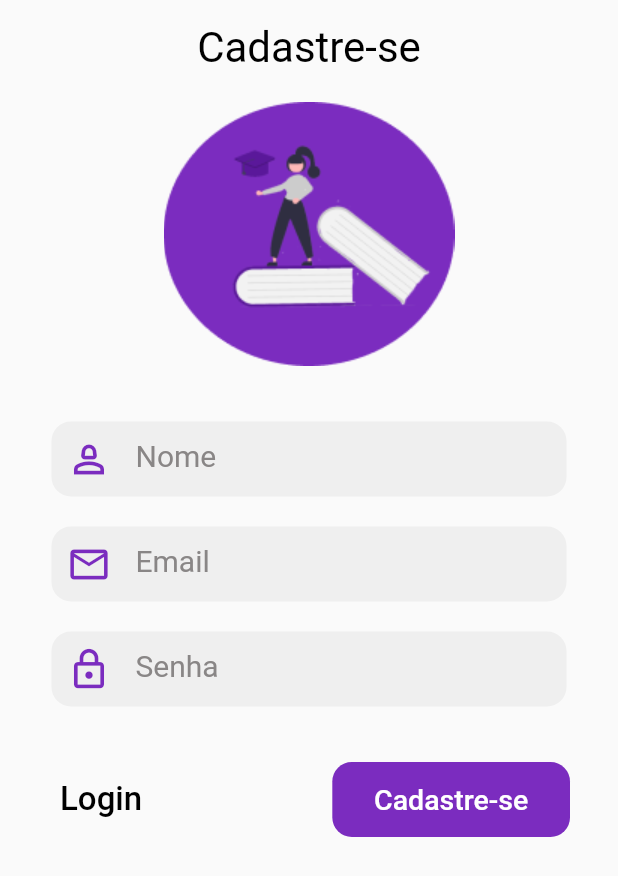
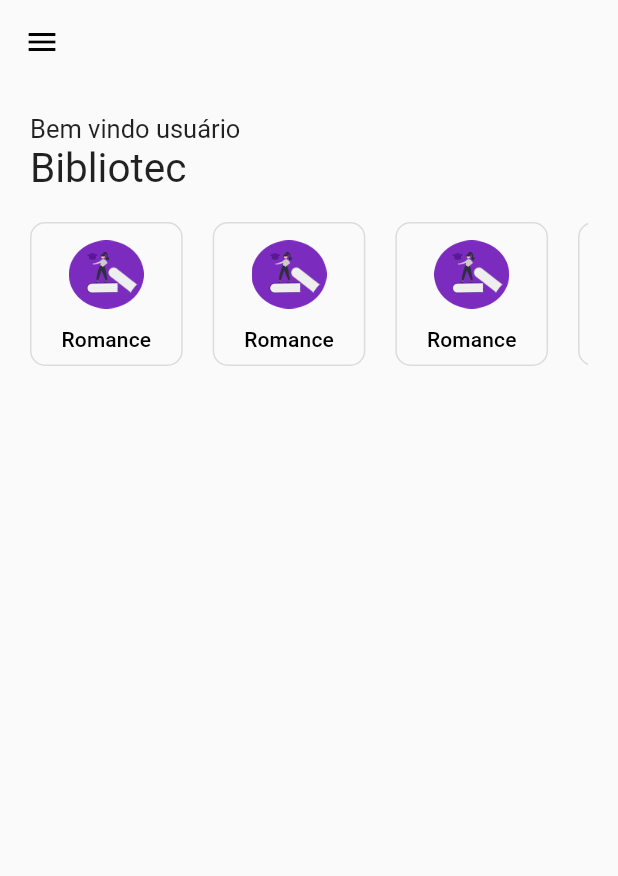
Before and after one commit to 1thiagoCRUZ/bibliotecaPAM, a Flutter app: the screen it shows after launch, on a phone screen of 412 x 824 dp. Shown: the top 876 px of the screen. Run offline on Flutter 3.47's test engine with Material 2 defaults, Android fonts, the phone set to English and light mode, and no system bars.

Commit message:
Atualizando um pouco o projeto

```diff
--- /dev/null
+++ b/bibliotec/lib/homePages/homePage.dart
@@ -0,0 +1,101 @@
+import 'package:flutter/material.dart';
+
+class HomePage extends StatefulWidget {
+  const HomePage({Key? key}) : super(key: key);
+
+  @override
+  State<HomePage> createState() => _HomePageState();
+}
+
+class _HomePageState extends State<HomePage> {
+  @override
+  Widget build(BuildContext context) {
+    return Scaffold(
+      appBar: AppBar(
+        backgroundColor: Colors.transparent,
+        elevation: 0,
+        leading: IconButton(
+            onPressed: () {},
+            icon: Icon(
+              Icons.menu,
+              color: Colors.black,
+            )),
+      ),
+      body: Padding(
+        padding: const EdgeInsets.all(20),
+        child: Column(
+          crossAxisAlignment: CrossAxisAlignment.start,
+          children: [
+            Text(
+              "Bem vindo usuário",
+              style: TextStyle(fontSize: 17),
+            ),
+            Text(
+              "Bibliotec",
+              style: TextStyle(fontSize: 27),
+            ),
+            SizedBox(
+              height: 20,
+            ),
+            SingleChildScrollView(
+              scrollDirection: Axis.horizontal,
+              child: Row(
+                children: List.generate(
+                  5,
+                  (index) => Padding(
+                    padding: const EdgeInsets.only(right: 20),
+                    child: Categorias(
+                      icon: "imagens/logoCad.png",
+                      title: "Romance",
+                      press: () {},
+                    ),
+                  ),
+                ),
+              ),
+            )
+          ],
+        ),
+      ),
+    );
+  }
+}
+
+class Categorias extends StatelessWidget {
+  const Categorias({
+    super.key,
+    required this.icon,
+    required this.title,
+    required this.press,
+  });
+
+  final String icon, title;
+  final VoidCallback press;
+
+  @override
+  Widget build(BuildContext context) {
+    return OutlinedButton(
+        onPressed: press,
+        style: OutlinedButton.styleFrom(
+            shape: const RoundedRectangleBorder(
+                borderRadius: BorderRadius.all(Radius.circular(10)))),
+        child: Padding(
+          padding: const EdgeInsets.symmetric(horizontal: 5.0, vertical: 10),
+          child: Column(
+            children: [
+              Container(
+                height: 50,
+                width: 50,
+                child: Image.asset(icon),
+              ),
+              SizedBox(
+                height: 10,
+              ),
+              Text(
+                title,
+                style: Theme.of(context).textTheme.subtitle2,
+              ),
+            ],
+          ),
+        ));
+  }
+}
--- a/bibliotec/lib/main.dart
+++ b/bibliotec/lib/main.dart
@@ -1,3 +1,4 @@
+import 'package:bibliotec/homePages/homePage.dart';
 import 'package:bibliotec/loginPages/cadastro.dart';
 import 'package:bibliotec/loginPages/login.dart';
 import 'package:flutter/material.dart';
@@ -14,7 +15,7 @@ class MyApp extends StatelessWidget {
   Widget build(BuildContext context) {
     return MaterialApp(
       debugShowCheckedModeBanner: false,
-      home: Cadastro(),
+      home: HomePage(),
     );
   }
 }
```
Also changed, not shown: bibliotec/pubspec.lock, 1 other file.
